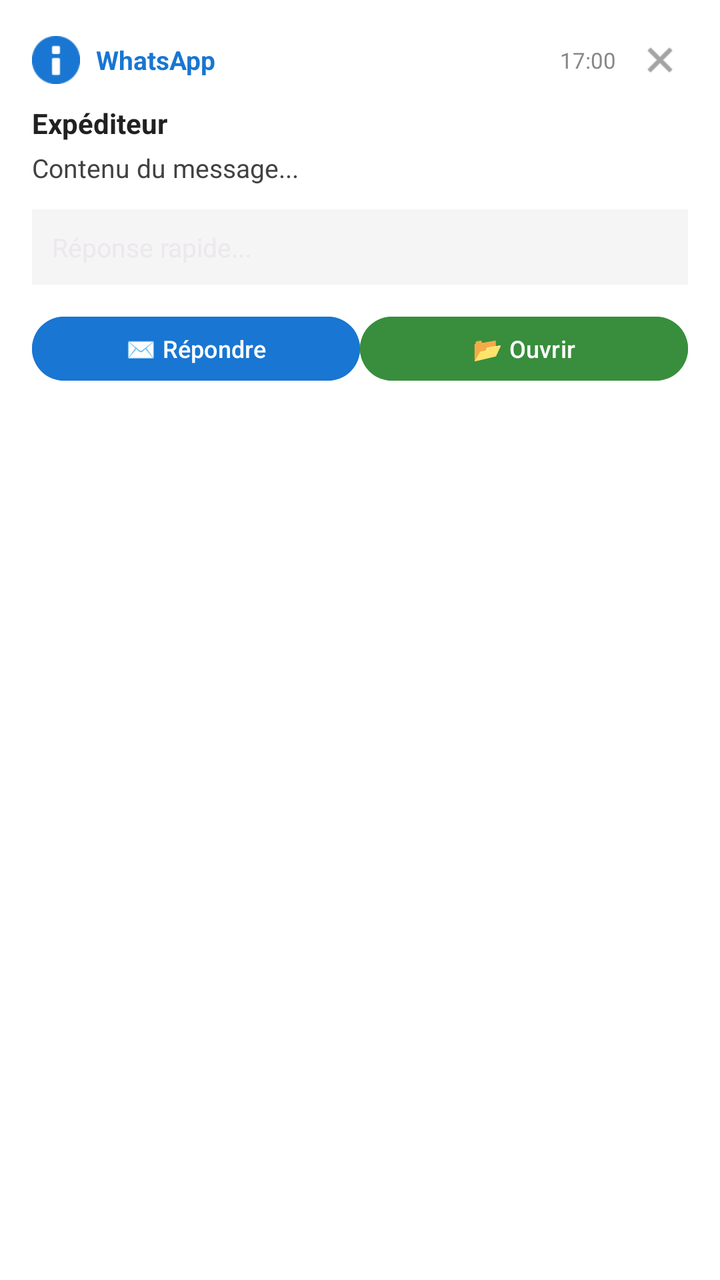
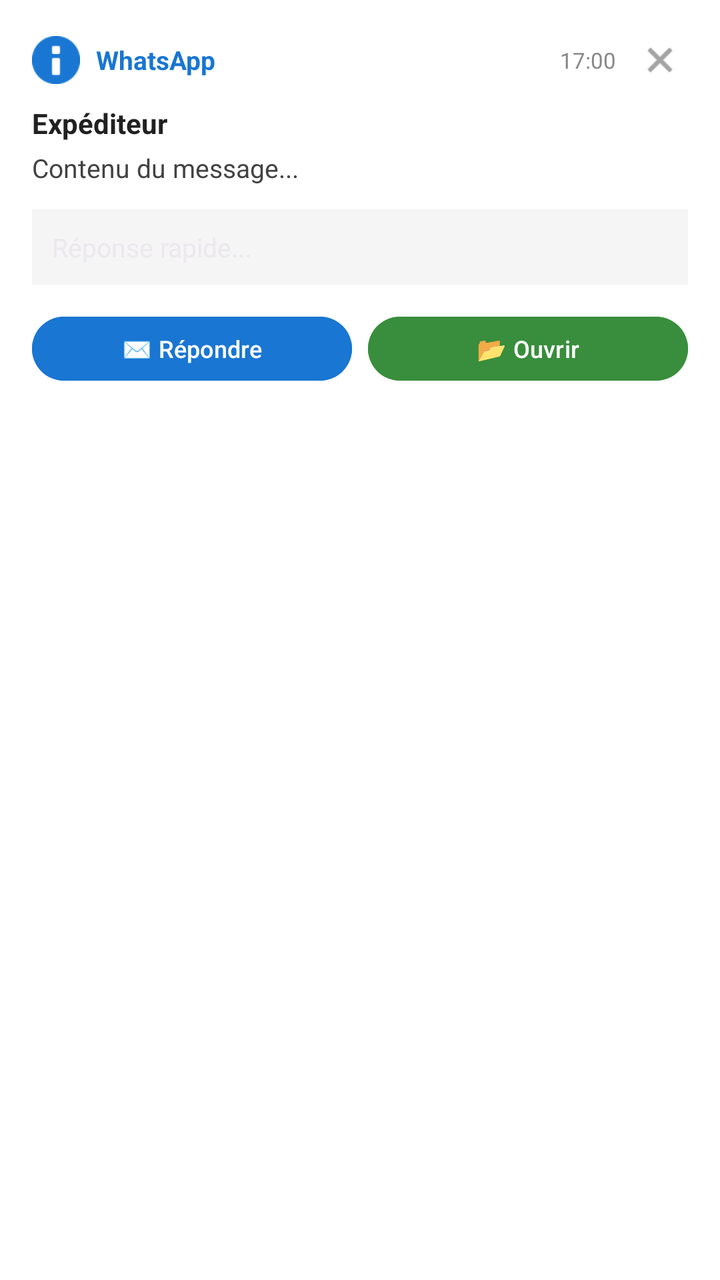

Screens rendered from an Android XML layout before and after an edit, with the pre-edit source and the edit as a unified diff.
<!-- AndroidManifest.xml: application theme Theme.Luncher -->
<!-- res/layout/window_floating_notification.xml -->
<?xml version="1.0" encoding="utf-8"?>
<LinearLayout xmlns:android="http://schemas.android.com/apk/res/android" android:layout_width="match_parent" android:layout_height="wrap_content" android:orientation="vertical" android:background="#FFFFFF" android:padding="16dp" android:layout_margin="16dp" android:elevation="12dp">
    <LinearLayout android:layout_width="match_parent" android:layout_height="wrap_content" android:orientation="horizontal" android:gravity="center_vertical">
        <ImageView android:id="@+id/notif_icon" android:layout_width="24dp" android:layout_height="24dp" android:tint="#1976D2" android:src="@android:drawable/ic_dialog_info"/>
        <TextView android:id="@+id/notif_app" android:layout_width="0dp" android:layout_height="wrap_content" android:layout_weight="1" android:text="WhatsApp" android:textSize="13sp" android:textStyle="bold" android:textColor="#1976D2" android:layout_marginStart="8dp"/>
        <TextView android:id="@+id/notif_time" android:layout_width="wrap_content" android:layout_height="wrap_content" android:text="17:00" android:textSize="11sp" android:textColor="#888888"/>
        <ImageView android:id="@+id/btn_close" android:layout_width="28dp" android:layout_height="28dp" android:src="@android:drawable/ic_menu_close_clear_cancel" android:tint="#666666" android:padding="4dp" android:layout_marginStart="8dp"/>
    </LinearLayout>
    <TextView android:id="@+id/notif_sender" android:layout_width="match_parent" android:layout_height="wrap_content" android:text="Expéditeur" android:textSize="14sp" android:textStyle="bold" android:textColor="#212121" android:layout_marginTop="8dp"/>
    <TextView android:id="@+id/notif_content" android:layout_width="match_parent" android:layout_height="wrap_content" android:text="Contenu du message..." android:textSize="13sp" android:textColor="#424242" android:layout_marginTop="4dp" android:maxLines="3" android:ellipsize="end"/>
    <EditText android:id="@+id/et_reply" android:layout_width="match_parent" android:layout_height="wrap_content" android:hint="Réponse rapide..." android:inputType="textMultiLine" android:minLines="1" android:maxLines="3" android:background="#F5F5F5" android:padding="10dp" android:textSize="13sp" android:layout_marginTop="12dp"/>
    <LinearLayout android:layout_width="match_parent" android:layout_height="wrap_content" android:orientation="horizontal" android:layout_marginTop="12dp" android:gap="8dp">
        <Button android:id="@+id/btn_reply" android:layout_width="0dp" android:layout_height="40dp" android:layout_weight="1" android:text="✉️ Répondre" android:backgroundTint="#1976D2" android:textColor="#FFFFFF" android:textSize="12sp"/>
        <Button android:id="@+id/btn_open" android:layout_width="0dp" android:layout_height="40dp" android:layout_weight="1" android:text="📂 Ouvrir" android:backgroundTint="#388E3C" android:textColor="#FFFFFF" android:textSize="12sp"/>
    </LinearLayout>
</LinearLayout>
<!-- resources referenced by this layout -->
<resources>
  <style name="Theme.Luncher" parent="Theme.Material3.Dark.NoActionBar"><item name="android:windowContentTransitions">true</item><item name="android:animationDuration">120</item><item name="android:windowDisablePreview">true</item></style>
</resources>

<!-- the commit's change to res/layout/window_floating_notification.xml (unified diff, before → after) -->
@@ -1,16 +1,115 @@
 <?xml version="1.0" encoding="utf-8"?>
-<LinearLayout xmlns:android="http://schemas.android.com/apk/res/android" android:layout_width="match_parent" android:layout_height="wrap_content" android:orientation="vertical" android:background="#FFFFFF" android:padding="16dp" android:layout_margin="16dp" android:elevation="12dp">
-    <LinearLayout android:layout_width="match_parent" android:layout_height="wrap_content" android:orientation="horizontal" android:gravity="center_vertical">
-        <ImageView android:id="@+id/notif_icon" android:layout_width="24dp" android:layout_height="24dp" android:tint="#1976D2" android:src="@android:drawable/ic_dialog_info"/>
-        <TextView android:id="@+id/notif_app" android:layout_width="0dp" android:layout_height="wrap_content" android:layout_weight="1" android:text="WhatsApp" android:textSize="13sp" android:textStyle="bold" android:textColor="#1976D2" android:layout_marginStart="8dp"/>
-        <TextView android:id="@+id/notif_time" android:layout_width="wrap_content" android:layout_height="wrap_content" android:text="17:00" android:textSize="11sp" android:textColor="#888888"/>
-        <ImageView android:id="@+id/btn_close" android:layout_width="28dp" android:layout_height="28dp" android:src="@android:drawable/ic_menu_close_clear_cancel" android:tint="#666666" android:padding="4dp" android:layout_marginStart="8dp"/>
+<LinearLayout xmlns:android="http://schemas.android.com/apk/res/android"
+    android:layout_width="match_parent"
+    android:layout_height="wrap_content"
+    android:orientation="vertical"
+    android:background="#FFFFFF"
+    android:padding="16dp"
+    android:layout_margin="16dp"
+    android:elevation="12dp">
+
+    <LinearLayout
+        android:layout_width="match_parent"
+        android:layout_height="wrap_content"
+        android:orientation="horizontal"
+        android:gravity="center_vertical">
+
+        <ImageView
+            android:id="@+id/notif_icon"
+            android:layout_width="24dp"
+            android:layout_height="24dp"
+            android:tint="#1976D2"
+            android:src="@android:drawable/ic_dialog_info"/>
+
+        <TextView
+            android:id="@+id/notif_app"
+            android:layout_width="0dp"
+            android:layout_height="wrap_content"
+            android:layout_weight="1"
+            android:text="WhatsApp"
+            android:textSize="13sp"
+            android:textStyle="bold"
+            android:textColor="#1976D2"
+            android:layout_marginStart="8dp"/>
+
+        <TextView
+            android:id="@+id/notif_time"
+            android:layout_width="wrap_content"
+            android:layout_height="wrap_content"
+            android:text="17:00"
+            android:textSize="11sp"
+            android:textColor="#888888"/>
+
+        <ImageView
+            android:id="@+id/btn_close"
+            android:layout_width="28dp"
+            android:layout_height="28dp"
+            android:src="@android:drawable/ic_menu_close_clear_cancel"
+            android:tint="#666666"
+            android:padding="4dp"
+            android:layout_marginStart="8dp"/>
     </LinearLayout>
-    <TextView android:id="@+id/notif_sender" android:layout_width="match_parent" android:layout_height="wrap_content" android:text="Expéditeur" android:textSize="14sp" android:textStyle="bold" android:textColor="#212121" android:layout_marginTop="8dp"/>
-    <TextView android:id="@+id/notif_content" android:layout_width="match_parent" android:layout_height="wrap_content" android:text="Contenu du message..." android:textSize="13sp" android:textColor="#424242" android:layout_marginTop="4dp" android:maxLines="3" android:ellipsize="end"/>
-    <EditText android:id="@+id/et_reply" android:layout_width="match_parent" android:layout_height="wrap_content" android:hint="Réponse rapide..." android:inputType="textMultiLine" android:minLines="1" android:maxLines="3" android:background="#F5F5F5" android:padding="10dp" android:textSize="13sp" android:layout_marginTop="12dp"/>
-    <LinearLayout android:layout_width="match_parent" android:layout_height="wrap_content" android:orientation="horizontal" android:layout_marginTop="12dp" android:gap="8dp">
-        <Button android:id="@+id/btn_reply" android:layout_width="0dp" android:layout_height="40dp" android:layout_weight="1" android:text="✉️ Répondre" android:backgroundTint="#1976D2" android:textColor="#FFFFFF" android:textSize="12sp"/>
-        <Button android:id="@+id/btn_open" android:layout_width="0dp" android:layout_height="40dp" android:layout_weight="1" android:text="📂 Ouvrir" android:backgroundTint="#388E3C" android:textColor="#FFFFFF" android:textSize="12sp"/>
+
+    <TextView
+        android:id="@+id/notif_sender"
+        android:layout_width="match_parent"
+        android:layout_height="wrap_content"
+        android:text="Expéditeur"
+        android:textSize="14sp"
+        android:textStyle="bold"
+        android:textColor="#212121"
+        android:layout_marginTop="8dp"/>
+
+    <TextView
+        android:id="@+id/notif_content"
+        android:layout_width="match_parent"
+        android:layout_height="wrap_content"
+        android:text="Contenu du message..."
+        android:textSize="13sp"
+        android:textColor="#424242"
+        android:layout_marginTop="4dp"
+        android:maxLines="3"
+        android:ellipsize="end"/>
+
+    <EditText
+        android:id="@+id/et_reply"
+        android:layout_width="match_parent"
+        android:layout_height="wrap_content"
+        android:hint="Réponse rapide..."
+        android:inputType="textMultiLine"
+        android:minLines="1"
+        android:maxLines="3"
+        android:background="#F5F5F5"
+        android:padding="10dp"
+        android:textSize="13sp"
+        android:layout_marginTop="12dp"/>
+
+    <LinearLayout
+        android:layout_width="match_parent"
+        android:layout_height="wrap_content"
+        android:orientation="horizontal"
+        android:layout_marginTop="12dp">
+
+        <Button
+            android:id="@+id/btn_reply"
+            android:layout_width="0dp"
+            android:layout_height="40dp"
+            android:layout_weight="1"
+            android:text="✉️ Répondre"
+            android:backgroundTint="#1976D2"
+            android:textColor="#FFFFFF"
+            android:textSize="12sp"
+            android:layout_marginEnd="4dp"/>
+
+        <Button
+            android:id="@+id/btn_open"
+            android:layout_width="0dp"
+            android:layout_height="40dp"
+            android:layout_weight="1"
+            android:text="📂 Ouvrir"
+            android:backgroundTint="#388E3C"
+            android:textColor="#FFFFFF"
+            android:textSize="12sp"
+            android:layout_marginStart="4dp"/>
     </LinearLayout>
 </LinearLayout>
